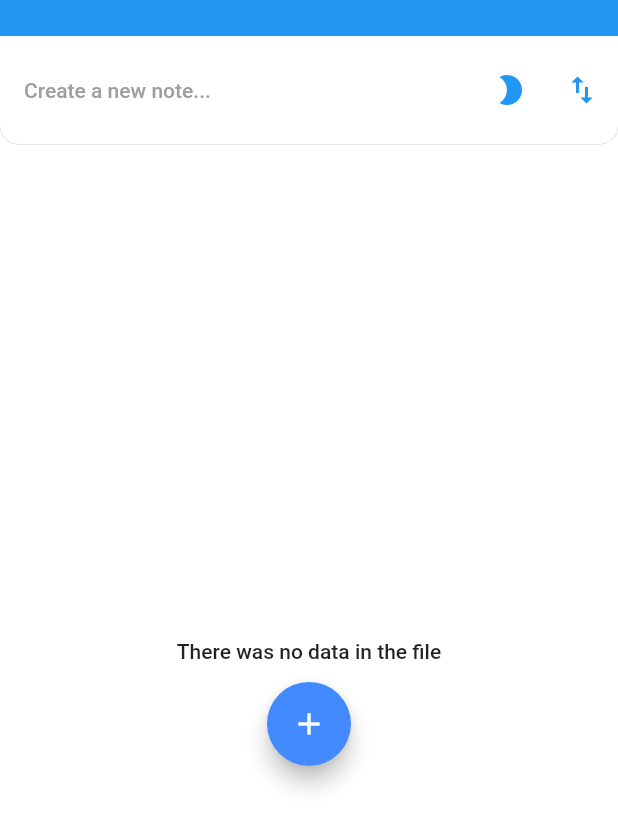
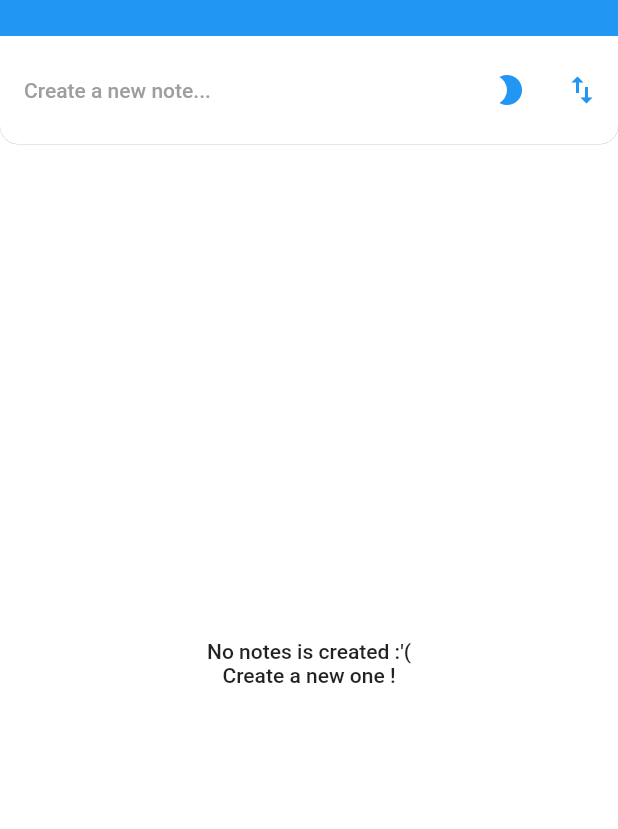
Before and after one commit to acoudray1/hupomnesis, a Flutter app: the screen it shows after launch, on a phone screen of 412 x 824 dp. Shown: the top 829 px of the screen. Run offline on Flutter 3.47's test engine with Material 2 defaults, Android fonts, the phone set to English and light mode, and no system bars; our stand-ins replace flutter_html, flutter_markdown, flutter_sticky_header, rxdart, sqflite; accounts and stored records are empty.

Commit message:
HUP-9 : minor corrections, still in progress

```diff
--- a/lib/main.dart
+++ b/lib/main.dart
@@ -21,7 +21,6 @@ class Hupomnesis extends StatelessWidget {
   Widget build(BuildContext context) {
     return MaterialApp(
       title: 'Hupomnesis',
-      // home: Root()   // In order to implement user page
       home: NotePage(),
       theme: ThemeData(
         primarySwatch: Colors.blue,
--- a/lib/src/bloc/note_bloc/note_bloc.dart
+++ b/lib/src/bloc/note_bloc/note_bloc.dart
@@ -114,8 +114,7 @@ class NoteBloc {
     assert (note != null && listOfNotes == null || note == null && listOfNotes != null);
 
     if(note != null) {
-      if(note.isSelected)
-        _deleteNote(note);
+      _deleteNote(note);
     } else if(listOfNotes != null) {
       for(Note n in listOfNotes) {
         if(n.isSelected) {
--- a/lib/src/views/note_page/build_empty_list_of_notes.dart
+++ b/lib/src/views/note_page/build_empty_list_of_notes.dart
@@ -1,23 +1,15 @@
 import 'package:flutter/material.dart';
-import 'package:hupomnesis/src/views/note_page/note_page_root.dart';
 
 class BuildEmptyListOfNotes extends StatelessWidget {
 
   @override
   Widget build(BuildContext context) {
-    final NotePageRoot notePageRoot = NotePageRoot.of(context);
 
     return Column(
       children: <Widget>[
         SizedBox(height: MediaQuery.of(context).size.height * 0.4),
-        Center(child: const Text('There was no data in the file')),
-        const SizedBox(height: 12.0,),
-        FloatingActionButton(
-          child: const Icon(Icons.add),
-          onPressed: () {
-            notePageRoot.noteBloc.createNote('# Hello I am a note');
-          },
-        ),
+        Center(child: const Text('No notes is created :\'(\nCreate a new one !', textAlign: TextAlign.center,)),
+        // TODO(axelc): Add sad image
       ],
     );
   }
--- a/lib/src/views/note_page/build_main_view.dart
+++ b/lib/src/views/note_page/build_main_view.dart
@@ -22,7 +22,6 @@ class BuildMainView extends StatelessWidget {
   @override
   Widget build(BuildContext context) {
     final NotePageRoot notePageRoot = NotePageRoot.of(context);
-    notePageRoot.noteBloc.getNotesFromDatabase();
 
     return Scaffold(
       backgroundColor: Colors.white,
--- a/lib/src/views/note_page/note_page.dart
+++ b/lib/src/views/note_page/note_page.dart
@@ -17,6 +17,9 @@ class NotePage extends StatelessWidget {
 
   @override
   Widget build(BuildContext context) {
+    noteBloc.getNotesFromDatabase();
+    print('hello');
+
     return NotePageRoot(
       noteBloc: noteBloc,
       notePageBloc: notePageBloc,
```
Also changed, not shown: lib/src/bloc/note_bloc/note_selection_bloc.dart (+1 -9 lines), lib/src/views/note_page/build_card.dart (+33 -32 lines).
